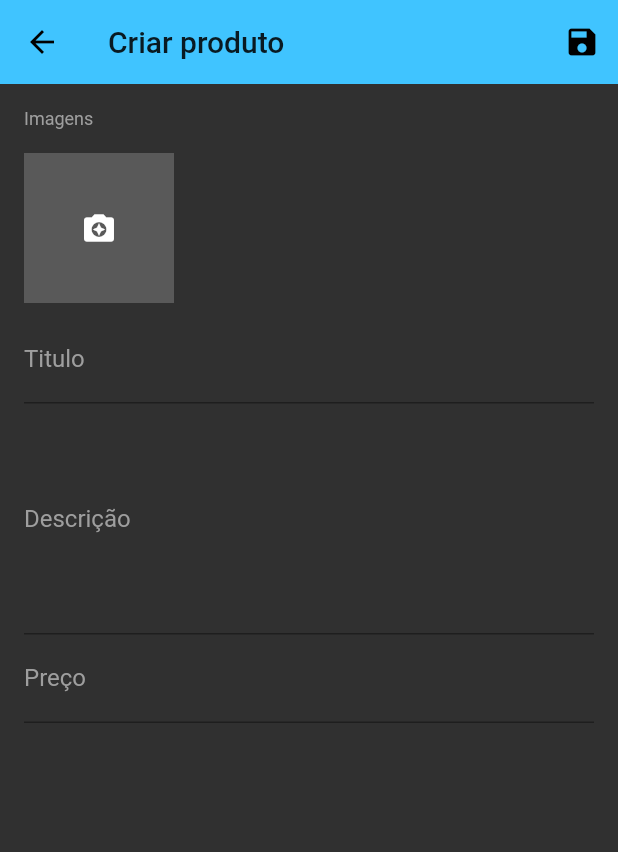
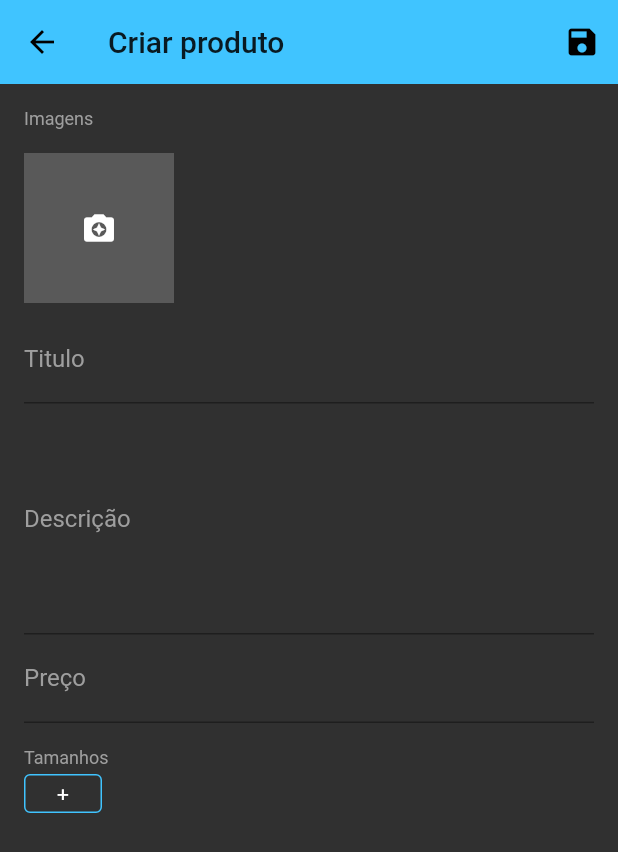
Before and after one commit to dieinimymaganha/loja_virutal_gerenciamento, a Flutter app: the ProductScreen screen opened directly, on a phone screen of 412 x 824 dp. Shown: the top 852 px of the screen. Run offline on Flutter 3.47's test engine with Material 2 defaults, Android fonts, the phone set to English and light mode, and no system bars; our stand-ins replace cloud_firestore, firebase_auth, firebase_storage, flutter_speed_dial, image_cropper, image_picker and 2 more; missing offline and left inert: bloc_pattern; accounts and stored records are empty.

Commit message:
Iniciando criação de tamanhos

```diff
--- a/gerente_loja/lib/screens/product_screen.dart
+++ b/gerente_loja/lib/screens/product_screen.dart
@@ -2,6 +2,7 @@ import 'package:cloud_firestore/cloud_firestore.dart';
 import 'package:flutter/material.dart';
 import 'package:gerente_loja/blocs/product_bloc.dart';
 import 'package:gerente_loja/validators/product_validator.dart';
+import 'package:gerente_loja/widgets/add_product_size.dart';
 import 'package:gerente_loja/widgets/images_widget.dart';
 
 class ProductScreen extends StatefulWidget {
@@ -52,22 +53,24 @@ class _ProductScreenState extends State<ProductScreen> with ProductValidator {
           StreamBuilder<bool>(
             stream: _productBloc.outCreated,
             initialData: false,
-            builder: (context, snapshot){
-              if(snapshot.data)
+            builder: (context, snapshot) {
+              if (snapshot.data)
                 return StreamBuilder<bool>(
                     stream: _productBloc.outLoading,
                     initialData: false,
                     builder: (context, snapshot) {
                       return IconButton(
                         icon: Icon(Icons.remove),
-                        onPressed: snapshot.data ? null : (){
-                          _productBloc.deleteProduct();
-                          Navigator.of(context).pop();
-                        },
+                        onPressed: snapshot.data
+                            ? null
+                            : () {
+                                _productBloc.deleteProduct();
+                                Navigator.of(context).pop();
+                              },
                       );
-                    }
-                );
-              else return Container();
+                    });
+              else
+                return Container();
             },
           ),
           StreamBuilder<bool>(
@@ -127,6 +130,19 @@ class _ProductScreenState extends State<ProductScreen> with ProductValidator {
                             TextInputType.numberWithOptions(decimal: true),
                         validator: validatePrice,
                       ),
+                      SizedBox(
+                        height: 16.0,
+                      ),
+                      Text(
+                        'Tamanhos',
+                        style: TextStyle(color: Colors.grey, fontSize: 12),
+                      ),
+                      ProductsSizes(
+                        initialValue: snapshot.data['size'] ,
+                        onSaved: (s){},
+                        validator: (s){},
+                      ),
+
                     ],
                   );
                 }),
--- /dev/null
+++ b/gerente_loja/lib/widgets/add_product_size.dart
@@ -0,0 +1,58 @@
+import 'package:flutter/cupertino.dart';
+import 'package:flutter/material.dart';
+
+class ProductsSizes extends FormField<List> {
+  ProductsSizes({
+    List initialValue,
+    FormFieldSetter<List> onSaved,
+    FormFieldValidator<List> validator,
+  }) : super(
+            initialValue: initialValue,
+            onSaved: onSaved,
+            validator: validator,
+            builder: (state) {
+              return SizedBox(
+                height: 34.0,
+                child: GridView(
+                  padding: EdgeInsets.symmetric(vertical: 4.0),
+                  scrollDirection: Axis.horizontal,
+                  gridDelegate: SliverGridDelegateWithFixedCrossAxisCount(
+                      crossAxisCount: 1,
+                      mainAxisSpacing: 8.0,
+                      childAspectRatio: 0.5),
+                  children: state.value.map((s) {
+                    return GestureDetector(
+                      onLongPress: () {
+                        state.didChange(state.value..remove(s));
+                      },
+                      child: Container(
+                        decoration: BoxDecoration(
+                            borderRadius:
+                                BorderRadius.all(Radius.circular(4.0)),
+                            border: Border.all(color: Colors.lightBlueAccent)),
+                        alignment: Alignment.center,
+                        child: Text(
+                          s,
+                          style: TextStyle(color: Colors.white),
+                        ),
+                      ),
+                    );
+                  }).toList()
+                    ..add(GestureDetector(
+                      onTap: () {},
+                      child: Container(
+                        decoration: BoxDecoration(
+                            borderRadius:
+                                BorderRadius.all(Radius.circular(4.0)),
+                            border: Border.all(color: Colors.lightBlueAccent)),
+                        alignment: Alignment.center,
+                        child: Text(
+                          '+',
+                          style: TextStyle(color: Colors.white),
+                        ),
+                      ),
+                    )),
+                ),
+              );
+            });
+}
```
